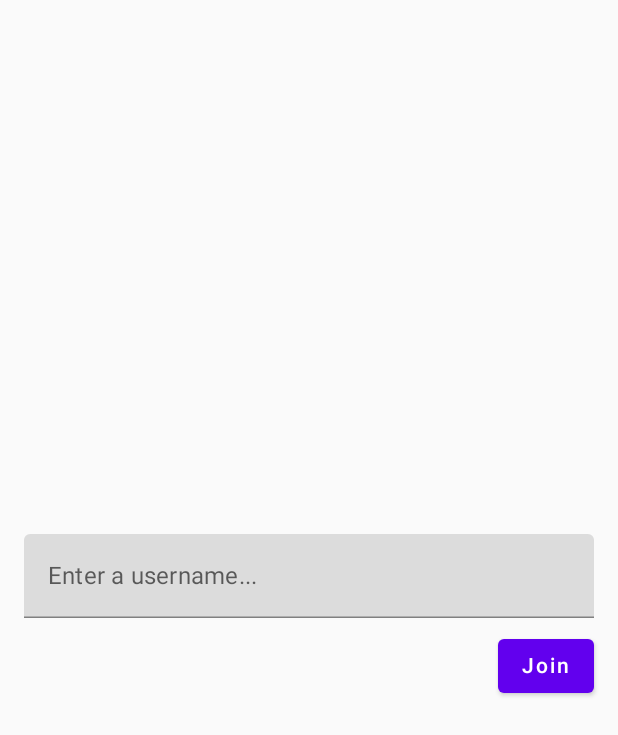
After one commit to fnakhsan/Ktor-Chat-App, an Android app built with Jetpack Compose: the UsernameScreen screen opened through its navigation route, on a phone screen of 412 x 824 dp. The commit adds this screen. Shown: the top 735 px of the screen. Run offline under Robolectric (Android 15) with nearby library versions, the phone set to English and light mode, and no system bars; our stand-ins replace Dagger/Hilt's generated code.

Commit message:
Add Screen UI

```diff
--- a/app/src/main/java/com/example/chatapp/MainActivity.kt
+++ b/app/src/main/java/com/example/chatapp/MainActivity.kt
@@ -10,34 +10,39 @@ import androidx.compose.material.Text
 import androidx.compose.runtime.Composable
 import androidx.compose.ui.Modifier
 import androidx.compose.ui.tooling.preview.Preview
+import androidx.navigation.NavType
+import androidx.navigation.compose.NavHost
+import androidx.navigation.compose.composable
+import androidx.navigation.compose.rememberNavController
+import androidx.navigation.navArgument
+import com.example.chatapp.presentation.chat.ChatScreen
+import com.example.chatapp.presentation.username.UsernameScreen
 import com.example.chatapp.ui.theme.ChatAppTheme
+import dagger.hilt.android.AndroidEntryPoint
 
+@AndroidEntryPoint
 class MainActivity : ComponentActivity() {
     override fun onCreate(savedInstanceState: Bundle?) {
         super.onCreate(savedInstanceState)
         setContent {
-            ChatAppTheme {
-                // A surface container using the 'background' color from the theme
-                Surface(
-                    modifier = Modifier.fillMaxSize(),
-                    color = MaterialTheme.colors.background
+            val navController = rememberNavController()
+            NavHost(navController = navController, startDestination = "username_screen"){
+                composable("username_screen"){
+                    UsernameScreen(onNavigate = navController::navigate)
+                }
+                composable(
+                    route = "chat_screen/{username}",
+                    arguments = listOf(
+                        navArgument(name = "username"){
+                            type = NavType.StringType
+                            nullable = true
+                        }
+                    )
                 ) {
-                    Greeting("Android")
+                    val username = it.arguments?.getString("username")
+                    ChatScreen(username = username)
                 }
             }
         }
     }
 }
-
-@Composable
-fun Greeting(name: String) {
-    Text(text = "Hello $name!")
-}
-
-@Preview(showBackground = true)
-@Composable
-fun DefaultPreview() {
-    ChatAppTheme {
-        Greeting("Android")
-    }
-}
--- a/app/src/main/java/com/example/chatapp/presentation/chat/ChatViewModel.kt
+++ b/app/src/main/java/com/example/chatapp/presentation/chat/ChatViewModel.kt
@@ -20,7 +20,7 @@ import javax.inject.Inject
 class ChatViewModel @Inject constructor(
     private val messageService: MessageService,
     private val chatSocketService: ChatSocketService,
-    savedStateHandle: SavedStateHandle
+    private val savedStateHandle: SavedStateHandle
 ) : ViewModel() {
 
     private val _messageText = mutableStateOf("")
@@ -32,7 +32,7 @@ class ChatViewModel @Inject constructor(
     private val _toastEvent = MutableSharedFlow<String>()
     val toastEvent = _toastEvent.asSharedFlow()
 
-    init {
+    fun connectToChat() {
         getAllMessages()
         savedStateHandle.get<String>("username")?.let {
             viewModelScope.launch {
--- /dev/null
+++ b/app/src/main/java/com/example/chatapp/presentation/username/UsernameScreen.kt
@@ -0,0 +1,52 @@
+package com.example.chatapp.presentation.username
+
+import androidx.compose.foundation.layout.*
+import androidx.compose.material.Button
+import androidx.compose.material.Text
+import androidx.compose.material.TextField
+import androidx.compose.runtime.Composable
+import androidx.compose.runtime.LaunchedEffect
+import androidx.compose.ui.Alignment
+import androidx.compose.ui.Modifier
+import androidx.compose.ui.tooling.preview.Preview
+import androidx.compose.ui.unit.dp
+import androidx.hilt.navigation.compose.hiltViewModel
+import kotlinx.coroutines.flow.collectLatest
+
+@Composable
+fun UsernameScreen(
+    viewModel: UsernameViewModel = hiltViewModel(),
+    onNavigate: (String) -> Unit
+) {
+    LaunchedEffect(key1 = true) {
+        viewModel.onJoinChat.collectLatest {
+            onNavigate("chat_screen/$it")
+        }
+    }
+
+    Box(
+        modifier = Modifier
+            .fillMaxSize()
+            .padding(16.dp),
+        contentAlignment = Alignment.Center
+    ) {
+        Column(
+            modifier = Modifier.fillMaxSize(),
+            verticalArrangement = Arrangement.Center,
+            horizontalAlignment = Alignment.End
+        ) {
+            TextField(
+                value = viewModel.usernameText.value,
+                onValueChange = viewModel::onUsernameChange,
+                placeholder = {
+                    Text(text = "Enter a username...")
+                },
+                modifier = Modifier.fillMaxWidth()
+            )
+            Spacer(modifier = Modifier.height(8.dp))
+            Button(onClick = viewModel::onJoinClick) {
+                Text(text = "Join")
+            }
+        }
+    }
+}
--- a/build.gradle
+++ b/build.gradle
@@ -3,8 +3,8 @@ buildscript {
         compose_version = '1.3.0-beta01'
     }
     dependencies {
-        classpath "com.android.tools.build:gradle:7.0.3"
-        classpath "org.jetbrains.kotlin:kotlin-gradle-plugin:1.5.21"
+        classpath 'com.android.tools.build:gradle:7.2.2'
+        classpath "org.jetbrains.kotlin:kotlin-gradle-plugin:1.7.10"
         classpath "org.jetbrains.kotlin:kotlin-serialization:1.7.10"
         // NOTE: Do not place your application dependencies here; they belong
         // in the individual module build.gradle files
```
Also changed, not shown: app/build.gradle (+7 -7 lines), app/src/main/java/com/example/chatapp/presentation/chat/ChatScreen.kt (added, +148 -0 lines), gradle/wrapper/gradle-wrapper.properties.
